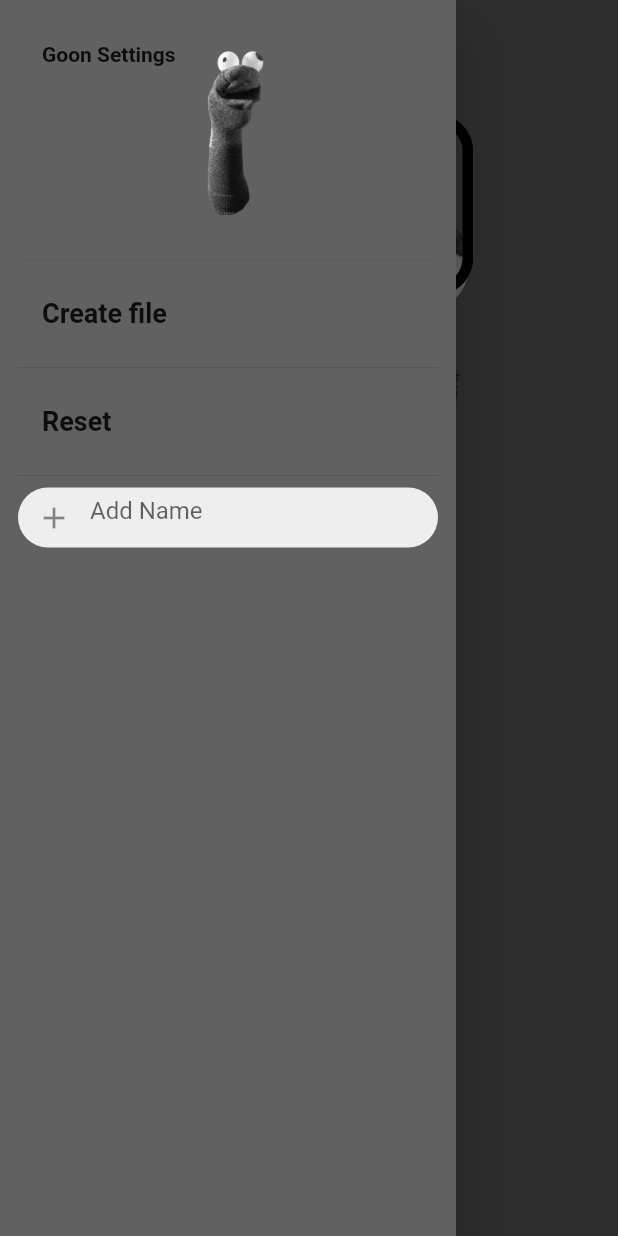
After one commit to anadreau/random_name_picker, a Flutter app: the Screen4 screen opened by its route, with the side drawer open, on a phone screen of 412 x 824 dp. The commit adds this screen. Run offline on Flutter 3.47's test engine with Material 2 defaults, Android fonts, the phone set to English and light mode, and no system bars; our stand-ins replace video_player.

Commit message:
Adding test screens to test customlayout widget

```diff
--- a/lib/main.dart
+++ b/lib/main.dart
@@ -1,6 +1,7 @@
 import 'package:flutter/material.dart';
 import 'package:random_name_picker/screens/screen1.dart';
 import 'package:random_name_picker/screens/screen2.dart';
+import 'package:random_name_picker/screens/screen4.dart';
 import 'package:provider/provider.dart';
 import 'package:random_name_picker/data/user_file.dart';
 import 'screens/screen1.dart';
@@ -33,6 +34,7 @@ class _MyAppState extends State<MyApp> {
             Screen1.id: (context) => Screen1(),
             Screen2.id: (context) => Screen2(),
             Screen3.id: (context) => Screen3(),
+            Screen4.id: (context) => Screen4(),
           }),
     );
   }
--- a/lib/screens/screen3.dart
+++ b/lib/screens/screen3.dart
@@ -38,6 +38,7 @@ class MyDelegate extends MultiChildLayoutDelegate {
             size), // This just says that the child cannot be bigger than the whole layout.
       );
       // No need to position this child if we want to have it at Offset(0, 0).
+      positionChild(1, Offset(100, 100));
     }
 
     if (hasChild(2)) {
@@ -54,11 +55,9 @@ class MyDelegate extends MultiChildLayoutDelegate {
       positionChild(
         2,
         Offset(
-          leadingSize.width,
-          leadingSize
-              .height, // This will place child 2 to the right of child 1.
-          // size.height / 2 -
-          //     secondSize.height / 2, // Centers the second child vertically.
+          leadingSize.width, // This will place child 2 to the right of child 1.
+          size.height / 2 -
+              secondSize.height / 2, // Centers the second child vertically.
         ),
       );
     }
--- /dev/null
+++ b/lib/screens/screen4.dart
@@ -0,0 +1,208 @@
+import 'dart:io';
+import 'package:flutter/cupertino.dart';
+import 'package:flutter/material.dart';
+//import 'package:path/path.dart';
+import 'package:provider/provider.dart';
+import 'package:random_name_picker/data/user_file.dart';
+import 'package:random_name_picker/components/constants.dart';
+
+Directory dir = Directory.current;
+File file = File(dir.path + '/Goon_Lottery.txt');
+
+class Screen4 extends StatelessWidget {
+  static const String id = 'positionTest';
+  final FocusNode nameFocusNode = FocusNode();
+
+  final _controller = TextEditingController();
+  final String addName = '';
+
+  @override
+  Widget build(BuildContext context) {
+    final lotteryList = Provider.of<UserModel>(context);
+    // final lotteryList = UserModel();
+
+    return SafeArea(
+      child: Scaffold(
+        backgroundColor: Colors.grey[700],
+        drawer: Drawer(
+          child: Container(
+            color: Colors.grey[700],
+            child: ListView(
+              //padding: EdgeInsets.zero,
+              padding: EdgeInsets.all(12.0),
+              children: <Widget>[
+                DrawerHeader(
+                  child: Text(
+                    'Goon Settings',
+                    style: TextStyle(fontSize: 14, fontWeight: FontWeight.bold),
+                  ),
+                  decoration: BoxDecoration(
+                    color: Colors.grey[700],
+                    image: DecorationImage(
+                        image: AssetImage('assets/images/JB.png')),
+                  ),
+                ),
+                ListTile(
+                  tileColor: kGoonRed,
+                  title: Text(
+                    'Create file',
+                    style: TextStyle(fontWeight: FontWeight.bold, fontSize: 18),
+                  ),
+                  onTap: () {
+                    lotteryList.writeFile(file);
+                    print(dir.path);
+                  },
+                ),
+                Divider(),
+                ListTile(
+                  tileColor: kGoonBlue,
+                  title: Text(
+                    'Reset',
+                    style: TextStyle(fontWeight: FontWeight.bold, fontSize: 18),
+                  ),
+                  onTap: () {
+                    lotteryList.clearMap();
+                  },
+                ),
+                Divider(),
+                Container(
+                  height: 40.0,
+                  width: 150.0,
+                  child: TextField(
+                    decoration: InputDecoration(
+                      enabledBorder: OutlineInputBorder(
+                          borderSide: BorderSide(color: Colors.transparent),
+                          borderRadius:
+                              BorderRadius.all(Radius.circular(30.0))),
+                      focusedBorder: OutlineInputBorder(
+                          borderSide: BorderSide(color: Colors.transparent),
+                          borderRadius:
+                              BorderRadius.all(Radius.circular(30.0))),
+                      hintText: 'Add Name',
+                      filled: true,
+                      fillColor: Colors.grey[200],
+                      prefixIcon: Icon(Icons.add),
+                    ),
+                    controller: _controller,
+                    focusNode: nameFocusNode,
+                    onSubmitted: (String addName) {
+                      addName = _controller.text;
+                      lotteryList.addName(file, addName);
+                      _controller.clear();
+                      nameFocusNode.requestFocus();
+                    },
+                  ),
+                ),
+              ],
+            ),
+          ),
+        ),
+        body: Container(
+          decoration: BoxDecoration(
+            image: DecorationImage(
+              alignment: Alignment(-1.2, -.1),
+              image: AssetImage('assets/images/JB.png'),
+            ),
+          ),
+          foregroundDecoration: BoxDecoration(
+            image: DecorationImage(
+                alignment: Alignment(.2, -.8),
+                scale: 3.0,
+                image: AssetImage('assets/images/chat.png')),
+          ),
+          child: Column(
+            mainAxisAlignment: MainAxisAlignment.center,
+            children: [
+              //Center(child: Image.asset('assets/images/JB.png')),
+              Center(
+                child: Column(
+                  //crossAxisAlignment: CrossAxisAlignment.center,
+                  //mainAxisAlignment: MainAxisAlignment.end,
+                  children: [
+                    Text(
+                      'Goonscription Winner',
+                      style: kGoonBlueStyle,
+                    ),
+                    Text(lotteryList.winnerName.toString(),
+                        style: kGoonRedStyle),
+                    // Text(lotteryList.userMap.toString(),
+                    //     softWrap: true, style: kGoonBlue),
+                    //Text(test.winnerName),
+                    // RaisedButton(
+                    //   child: Text('Create file'),
+                    //   onPressed: () {
+                    //     lotteryList.writeFile(file);
+                    //     print(dir.path);
+                    //   },
+                    // ),
+
+                    // Container(
+                    //   height: 40.0,
+                    //   width: 150.0,
+                    //   child: TextField(
+                    //     decoration: InputDecoration(
+                    //       enabledBorder: OutlineInputBorder(
+                    //           borderSide: BorderSide(color: Colors.transparent),
+                    //           borderRadius:
+                    //               BorderRadius.all(Radius.circular(30.0))),
+                    //       focusedBorder: OutlineInputBorder(
+                    //           borderSide: BorderSide(color: Colors.transparent),
+                    //           borderRadius:
+                    //               BorderRadius.all(Radius.circular(30.0))),
+                    //       hintText: 'Add Name',
+                    //       filled: true,
+                    //       fillColor: Colors.grey[200],
+                    //       prefixIcon: Icon(Icons.add),
+                    //     ),
+                    //     controller: _controller,
+                    //     focusNode: nameFocusNode,
+                    //     onSubmitted: (String addName) {
+                    //       addName = _controller.text;
+                    //       lotteryList.addName(file, addName);
+                    //       _controller.clear();
+                    //       nameFocusNode.requestFocus();
+                    //     },
+                    //   ),
+                    // ),
+                    // RaisedButton(
+                    //   child: Text('Add name'),
+                    //   onPressed: () {
+                    //     addName = _controller.text;
+                    //     lotteryList.addName(file, addName);
+                    //     _controller.clear();
+                    //   },
+                    // ),
+                    // RaisedButton(
+                    //   child: Text('Read file'),
+                    //   onPressed: () {
+                    //     lotteryList.readFile(file);
+                    //   },
+                    // ),
+                    // RaisedButton(
+                    //   child: Text('Clear List'),
+                    //   onPressed: () {
+                    //     lotteryList.clearMap();
+                    //   },
+                    // ),
+                    RaisedButton(
+                        child: Text('Choose Winner'),
+                        onPressed: () {
+                          lotteryList.readFile(file);
+                          lotteryList.chooseWinner();
+                        }),
+                    // RaisedButton(
+                    //   child: Text('Video Test'),
+                    //   onPressed: () {
+                    //     Navigator.pushNamed(context, Screen2.id);
+                    //   },
+                    // ),
+                  ],
+                ),
+              ),
+            ],
+          ),
+        ),
+      ),
+    );
+  }
+}
```
